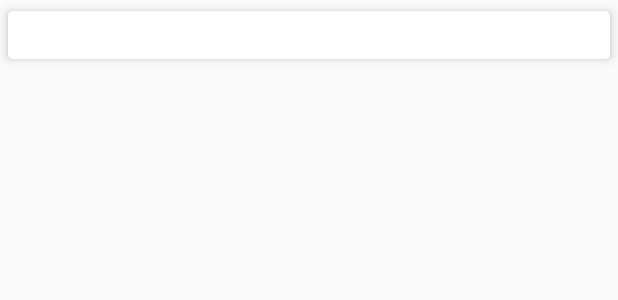
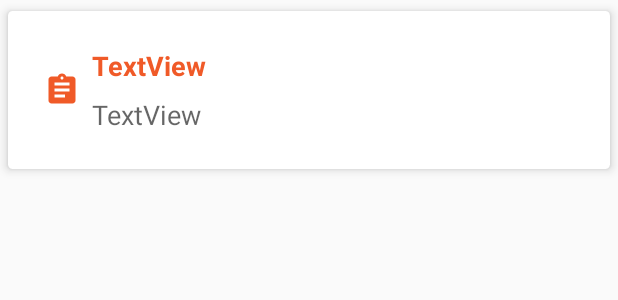
Before and after one commit to SARANSHAJIBABU/Pluralsight, an Android app: the layout note_list_item.xml on its own in the app's theme, with its tools: preview values and no code run, on a phone screen of 412 x 824 dp. Shown: the top 300 px of the screen. Run offline under Robolectric (Android 15) with nearby library versions, the phone set to English and light mode, and no system bars.

Commit message:
Step 2.2 | Created note item xml layout

```diff
--- a/NoteKeeper/app/src/main/res/layout/note_list_item.xml
+++ b/NoteKeeper/app/src/main/res/layout/note_list_item.xml
@@ -1,15 +1,58 @@
 <?xml version="1.0" encoding="utf-8"?>
 <FrameLayout xmlns:android="http://schemas.android.com/apk/res/android"
     xmlns:app="http://schemas.android.com/apk/res-auto"
+    xmlns:tools="http://schemas.android.com/tools"
     android:layout_width="match_parent"
     android:layout_height="wrap_content">
 
     <android.support.v7.widget.CardView
-        android:id="@+id/item_list"
         android:layout_width="match_parent"
         android:layout_height="wrap_content"
         app:cardCornerRadius="3dp"
         app:cardElevation="4dp"
         app:cardUseCompatPadding="true"
-        app:contentPadding="16dp" />
+        app:contentPadding="16dp" >
+
+        <android.support.constraint.ConstraintLayout
+            android:layout_width="match_parent"
+            android:layout_height="wrap_content">
+
+            <ImageView
+                android:id="@+id/note_img"
+                android:layout_width="wrap_content"
+                android:layout_height="wrap_content"
+                android:layout_marginStart="8dp"
+                android:layout_marginTop="8dp"
+                android:layout_marginBottom="8dp"
+                android:tint="@color/pluralsight_orange"
+                app:layout_constraintBottom_toBottomOf="parent"
+                app:layout_constraintStart_toStartOf="parent"
+                app:layout_constraintTop_toTopOf="parent"
+                app:srcCompat="@drawable/ic_assignment_black_24dp" />
+
+            <TextView
+                android:id="@+id/note_title"
+                android:layout_width="wrap_content"
+                android:layout_height="wrap_content"
+                android:layout_marginStart="8dp"
+                android:layout_marginTop="8dp"
+                android:text="TextView"
+                android:textAppearance="@style/CourseTitle"
+                app:layout_constraintStart_toEndOf="@+id/note_img"
+                app:layout_constraintTop_toTopOf="parent" />
+
+            <TextView
+                android:id="@+id/note_desc"
+                android:layout_width="wrap_content"
+                android:layout_height="wrap_content"
+                android:layout_marginStart="8dp"
+                android:layout_marginTop="8dp"
+                android:layout_marginBottom="8dp"
+                android:text="TextView"
+                android:textAppearance="@style/TextAppearance.AppCompat.Medium"
+                app:layout_constraintBottom_toBottomOf="parent"
+                app:layout_constraintStart_toEndOf="@+id/note_img"
+                app:layout_constraintTop_toBottomOf="@+id/note_title" />
+        </android.support.constraint.ConstraintLayout>
+    </android.support.v7.widget.CardView>
 </FrameLayout>
```
